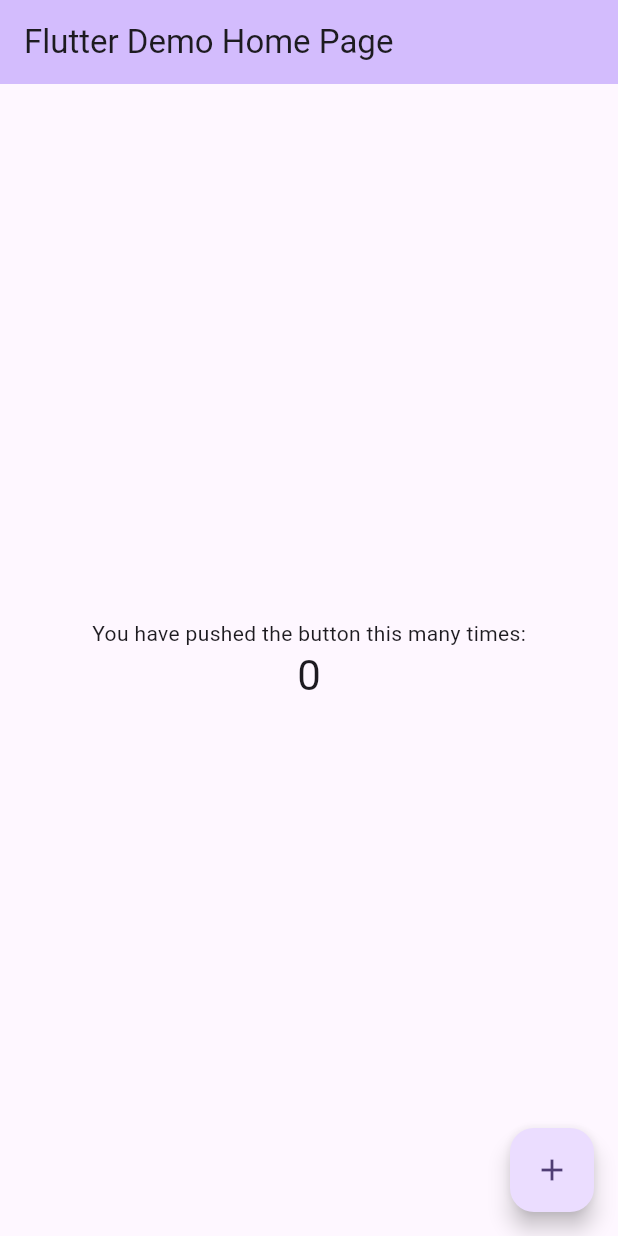
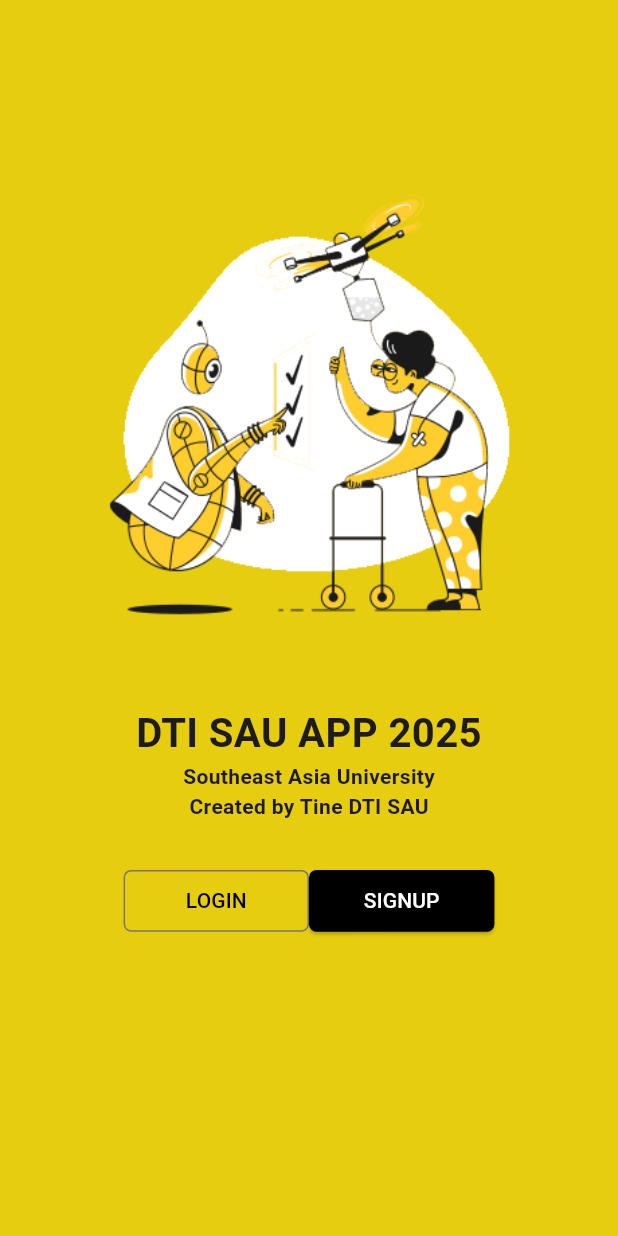
Before and after one commit to luttapon/dti_sau_project, a Flutter app: the screen it shows after launch, on a phone screen of 412 x 824 dp. Run offline on Flutter 3.47's test engine with Material 3 defaults, Android fonts, the phone set to English and light mode, and no system bars.

Commit message:
V.2 Welcome UI

```diff
--- a/lib/main.dart
+++ b/lib/main.dart
@@ -1,125 +1,26 @@
+import 'package:dti_sau_project/views/welcome_ui.dart';
 import 'package:flutter/material.dart';
 
+
 void main() {
-  runApp(const MyApp());
+  runApp(
+    Dtisau(),
+  );
 }
 
-class MyApp extends StatelessWidget {
-  const MyApp({super.key});
+class Dtisau extends StatefulWidget {
+  const Dtisau({super.key});
 
-  // This widget is the root of your application.
+  @override
+  State<Dtisau> createState() => _DtisauState();
+}
+
+class _DtisauState extends State<Dtisau> {
   @override
   Widget build(BuildContext context) {
     return MaterialApp(
-      title: 'Flutter Demo',
-      theme: ThemeData(
-        // This is the theme of your application.
-        //
-        // TRY THIS: Try running your application with "flutter run". You'll see
-        // the application has a purple toolbar. Then, without quitting the app,
-        // try changing the seedColor in the colorScheme below to Colors.green
-        // and then invoke "hot reload" (save your changes or press the "hot
-        // reload" button in a Flutter-supported IDE, or press "r" if you used
-        // the command line to start the app).
-        //
-        // Notice that the counter didn't reset back to zero; the application
-        // state is not lost during the reload. To reset the state, use hot
-        // restart instead.
-        //
-        // This works for code too, not just values: Most code changes can be
-        // tested with just a hot reload.
-        colorScheme: ColorScheme.fromSeed(seedColor: Colors.deepPurple),
-        useMaterial3: true,
-      ),
-      home: const MyHomePage(title: 'Flutter Demo Home Page'),
+      debugShowCheckedModeBanner: false,
+      home: WelcomeUI(),
     );
   }
 }
-
-class MyHomePage extends StatefulWidget {
-  const MyHomePage({super.key, required this.title});
-
-  // This widget is the home page of your application. It is stateful, meaning
-  // that it has a State object (defined below) that contains fields that affect
-  // how it looks.
-
-  // This class is the configuration for the state. It holds the values (in this
-  // case the title) provided by the parent (in this case the App widget) and
-  // used by the build method of the State. Fields in a Widget subclass are
-  // always marked "final".
-
-  final String title;
-
-  @override
-  State<MyHomePage> createState() => _MyHomePageState();
-}
-
-class _MyHomePageState extends State<MyHomePage> {
-  int _counter = 0;
-
-  void _incrementCounter() {
-    setState(() {
-      // This call to setState tells the Flutter framework that something has
-      // changed in this State, which causes it to rerun the build method below
-      // so that the display can reflect the updated values. If we changed
-      // _counter without calling setState(), then the build method would not be
-      // called again, and so nothing would appear to happen.
-      _counter++;
-    });
-  }
-
-  @override
-  Widget build(BuildContext context) {
-    // This method is rerun every time setState is called, for instance as done
-    // by the _incrementCounter method above.
-    //
-    // The Flutter framework has been optimized to make rerunning build methods
-    // fast, so that you can just rebuild anything that needs updating rather
-    // than having to individually change instances of widgets.
-    return Scaffold(
-      appBar: AppBar(
-        // TRY THIS: Try changing the color here to a specific color (to
-        // Colors.amber, perhaps?) and trigger a hot reload to see the AppBar
-        // change color while the other colors stay the same.
-        backgroundColor: Theme.of(context).colorScheme.inversePrimary,
-        // Here we take the value from the MyHomePage object that was created by
-        // the App.build method, and use it to set our appbar title.
-        title: Text(widget.title),
-      ),
-      body: Center(
-        // Center is a layout widget. It takes a single child and positions it
-        // in the middle of the parent.
-        child: Column(
-          // Column is also a layout widget. It takes a list of children and
-          // arranges them vertically. By default, it sizes itself to fit its
-          // children horizontally, and tries to be as tall as its parent.
-          //
-          // Column has various properties to control how it sizes itself and
-          // how it positions its children. Here we use mainAxisAlignment to
-          // center the children vertically; the main axis here is the vertical
-          // axis because Columns are vertical (the cross axis would be
-          // horizontal).
-          //
-          // TRY THIS: Invoke "debug painting" (choose the "Toggle Debug Paint"
-          // action in the IDE, or press "p" in the console), to see the
-          // wireframe for each widget.
-          mainAxisAlignment: MainAxisAlignment.center,
-          children: <Widget>[
-            const Text(
-              'You have pushed the button this many times:',
-            ),
-            Text(
-              '$_counter',
-              style: Theme.of(context).textTheme.headlineMedium,
-            ),
-          ],
-        ),
-      ),
-      floatingActionButton: FloatingActionButton(
-        onPressed: _incrementCounter,
-        tooltip: 'Increment',
-        child: const Icon(Icons.add),
-      ), // This trailing comma makes auto-formatting nicer for build methods.
-    );
-  }
-}
--- /dev/null
+++ b/lib/views/login_ui.dart
@@ -0,0 +1,15 @@
+import 'package:flutter/material.dart';
+
+class LoginUI extends StatefulWidget {
+  const LoginUI({super.key});
+
+  @override
+  State<LoginUI> createState() => _LoginUIState();
+}
+
+class _LoginUIState extends State<LoginUI> {
+  @override
+  Widget build(BuildContext context) {
+    return Scaffold();
+  }
+}
--- /dev/null
+++ b/lib/views/signup_ui.dart
@@ -0,0 +1,15 @@
+import 'package:flutter/material.dart';
+
+class SignupUI extends StatefulWidget {
+  const SignupUI({super.key});
+
+  @override
+  State<SignupUI> createState() => _SignupUIState();
+}
+
+class _SignupUIState extends State<SignupUI> {
+  @override
+  Widget build(BuildContext context) {
+    return Scaffold();
+  }
+}
--- /dev/null
+++ b/lib/views/welcome_ui.dart
@@ -0,0 +1,99 @@
+import 'package:flutter/material.dart';
+
+class WelcomeUI extends StatefulWidget {
+  const WelcomeUI({super.key});
+
+  @override
+  State<WelcomeUI> createState() => _WelcomeUIState();
+}
+
+class _WelcomeUIState extends State<WelcomeUI> {
+  @override
+  Widget build(BuildContext context) {
+    return Scaffold(
+      backgroundColor: Color.fromARGB(255, 230, 205, 16),
+      body: Center(
+          child: Column(
+        children: [
+          SizedBox(
+            height: MediaQuery.of(context).size.height * 0.135,
+          ),
+          Image.asset(
+            'assets/images/logo.png',
+            width: MediaQuery.of(context).size.width * 0.8,
+          ),
+          SizedBox(
+            height: MediaQuery.of(context).size.height * 0.035,
+          ),
+          Text(
+            'DTI SAU APP 2025',
+            style: TextStyle(
+              fontSize: MediaQuery.of(context).size.width * 0.065,
+              fontWeight: FontWeight.bold,
+            ),
+          ),
+          Text(
+            'Southeast Asia University',
+            style: TextStyle(
+              fontWeight: FontWeight.bold,
+            ),
+          ),
+          Text(
+            'Created by Tine DTI SAU',
+            style: TextStyle(
+              fontWeight: FontWeight.bold,
+            ),
+          ),
+          SizedBox(
+            height: MediaQuery.of(context).size.height * 0.035,
+          ),
+          Row(
+            mainAxisAlignment: MainAxisAlignment.center,
+            children: [
+              OutlinedButton(
+                onPressed: () {},
+                child: Text(
+                  "LOGIN",
+                  style: TextStyle(
+                    color: Colors.black,
+                  ),
+                ),
+                style: OutlinedButton.styleFrom(
+                  fixedSize: Size(
+                    MediaQuery.of(context).size.width * 0.3,
+                    MediaQuery.of(context).size.height * 0.05,
+                  ),
+                  shape: RoundedRectangleBorder(
+                    borderRadius: BorderRadius.circular(5),
+                  ),
+                ),
+              ),
+              SizedBox(
+                height: MediaQuery.of(context).size.height * 0.03,
+              ),
+              ElevatedButton(
+                onPressed: () {},
+                child: Text(
+                  "SIGNUP",
+                  style: TextStyle(
+                    color: Colors.white,
+                  ),
+                ),
+                style: ElevatedButton.styleFrom(
+                  backgroundColor: Colors.black,
+                  fixedSize: Size(
+                    MediaQuery.of(context).size.width * 0.3,
+                    MediaQuery.of(context).size.height * 0.05,
+                  ),
+                  shape: RoundedRectangleBorder(
+                    borderRadius: BorderRadius.circular(5),
+                  ),
+                ),
+              )
+            ],
+          )
+        ],
+      )),
+    );
+  }
+}
--- a/pubspec.yaml
+++ b/pubspec.yaml
@@ -59,8 +59,8 @@ flutter:
   uses-material-design: true
 
 
-assets:
-  - assets/images/
+  assets:
+    - assets/images/
 
   # To add assets to your application, add an assets section, like this:
   # assets:
```
